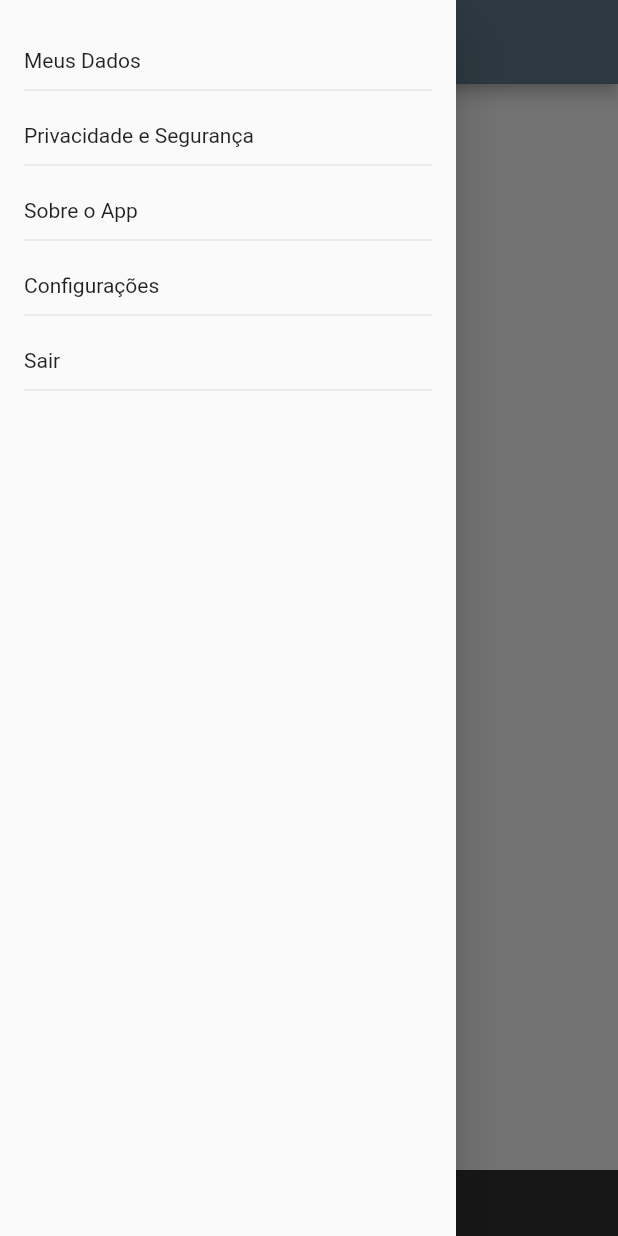
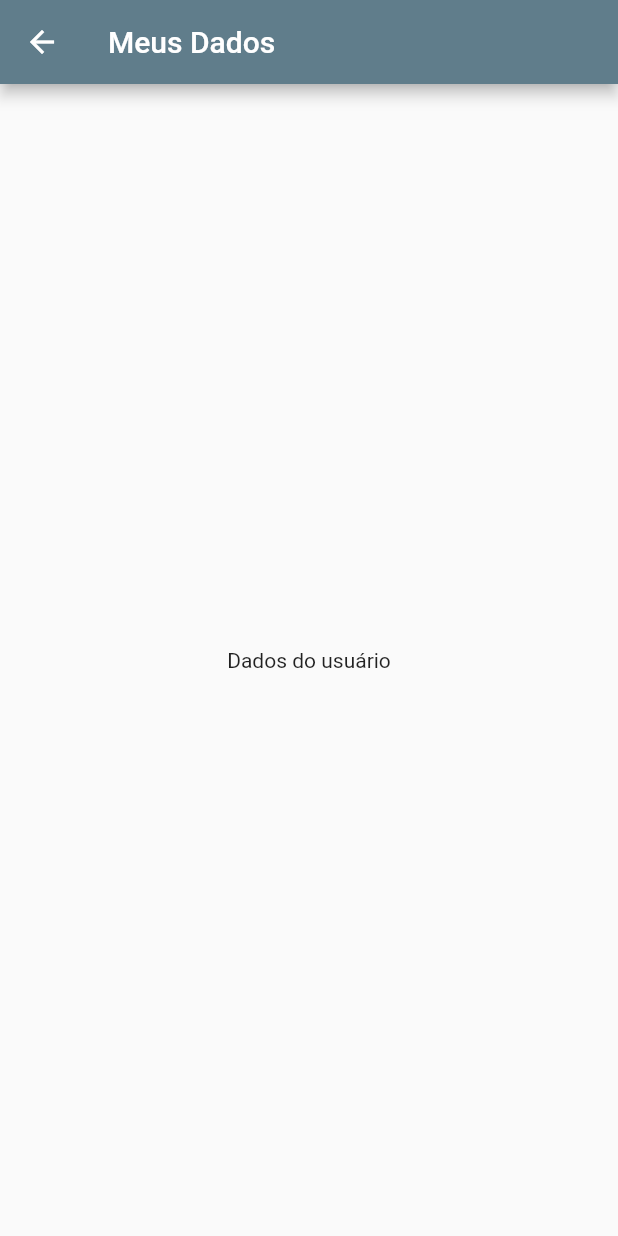
Before and after one commit to MarcusVNT/trilhaapp, a Flutter app: the MainPage screen opened directly, in the side drawer, after a tap on "Meus Dados", on a phone screen of 412 x 824 dp. Run offline on Flutter 3.47's test engine with Material 2 defaults, Android fonts, the phone set to English and light mode, and no system bars; our stand-ins replace google_fonts; network calls fail.

Commit message:
Add Registration Data page and navigation to it

```diff
--- a/lib/pages/login_page.dart
+++ b/lib/pages/login_page.dart
@@ -136,7 +136,7 @@ class _LoginPageState extends State<LoginPage> {
                       child: TextButton(
                           onPressed: () {
                             if (nicknameController.text.trim() == "MarcusVNT" &&
-                                passwordController.text.trim() == "123456789") {
+                                passwordController.text.trim() == "1234") {
                               Navigator.pushReplacement(
                                   context,
                                   MaterialPageRoute(
--- a/lib/pages/main_page.dart
+++ b/lib/pages/main_page.dart
@@ -1,4 +1,5 @@
 import 'package:flutter/material.dart';
+import 'package:trilhaapp/pages/registration_data.dart';
 
 class MainPage extends StatefulWidget {
   const MainPage({super.key});
@@ -25,8 +26,13 @@ class _MainPageState extends State<MainPage> {
                     width: double.infinity,
                     child: const Text("Meus Dados")),
                 onTap: () {
-                  ScaffoldMessenger.of(context).showSnackBar(const SnackBar(
-                      content: Text("Dados do usuário clicado!")));
+                  Navigator.pop(context);
+                  Navigator.push(
+                      context,
+                      MaterialPageRoute(
+                          builder: (context) => const RegistrationData(
+                                texto: "Meus Dados",
+                              )));
                 },
               ),
               const Divider(),
--- /dev/null
+++ b/lib/pages/registration_data.dart
@@ -0,0 +1,18 @@
+import 'package:flutter/material.dart';
+
+class RegistrationData extends StatelessWidget {
+  final String texto;
+  const RegistrationData({Key? key, required this.texto}) : super(key: key);
+
+  @override
+  Widget build(BuildContext context) {
+    return Scaffold(
+      appBar: AppBar(
+        title: Text(texto),
+      ),
+      body: const Center(
+        child: Text("Dados do usuário"),
+      ),
+    );
+  }
+}
```
